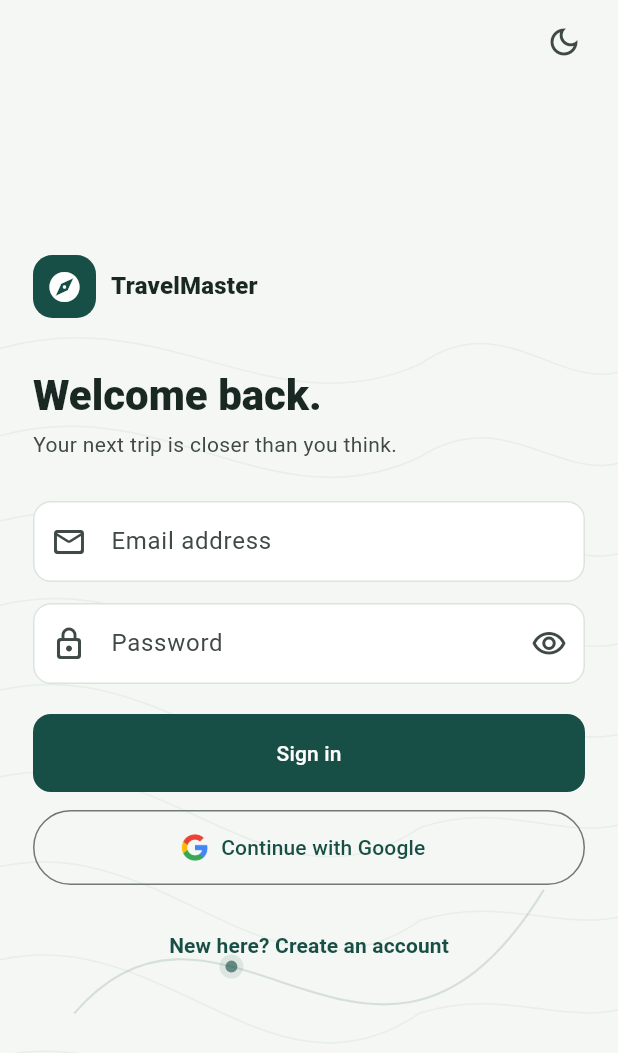
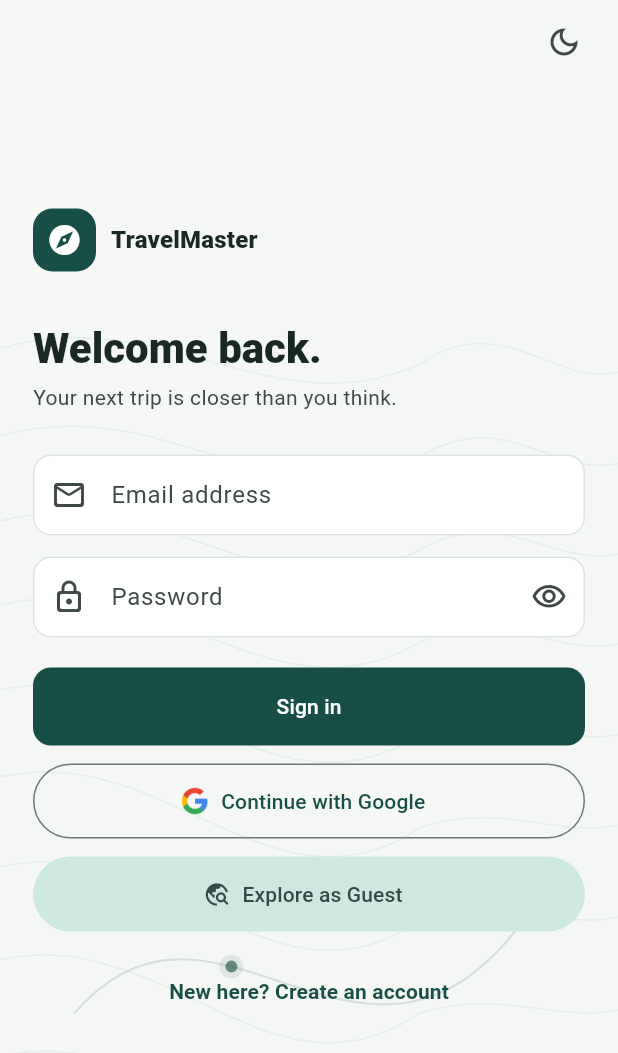
Before and after one commit to parva-1603/TravelMaster, a Flutter app: the screen it shows after launch, on a phone screen of 412 x 824 dp. Shown: the top 1053 px of the screen. Run offline on Flutter 3.47's test engine with Material 3 defaults, Android fonts, the phone set to English and light mode, and no system bars; drawn by our look-alikes of flutter_animate; our stand-ins replace firebase_auth, firebase_core, flutter_map, google_fonts, google_generative_ai, google_sign_in and 2 more; accounts and stored records are empty.

Commit message:
Fix AI travel assistant with multi-model fallback and add guest exploration mode

```diff
--- a/frontend/lib/main.dart
+++ b/frontend/lib/main.dart
@@ -18,10 +18,13 @@
       options: DefaultFirebaseOptions.currentPlatform,
     );
 
-    await Supabase.initialize(
-      url: 'YOUR_SUPABASE_URL',
-      anonKey: 'YOUR_SUPABASE_ANON_KEY',
-    );
+    const supabaseUrl = 'YOUR_SUPABASE_URL';
+    if (!supabaseUrl.startsWith('YOUR_')) {
+      await Supabase.initialize(
+        url: supabaseUrl,
+        anonKey: 'YOUR_SUPABASE_ANON_KEY',
+      );
+    }
   } catch (e) {
     debugPrint("Init failed: $e");
   }
@@ -53,6 +56,17 @@
     });
   }
 
+  Widget _getInitialScreen() {
+    try {
+      if (Firebase.apps.isNotEmpty && FirebaseAuth.instance.currentUser != null) {
+        return HomeScreen(onThemeToggle: _toggleTheme);
+      }
+    } catch (e) {
+      debugPrint("Auth check error: $e");
+    }
+    return LoginScreen(onThemeToggle: _toggleTheme);
+  }
+
   @override
   Widget build(BuildContext context) {
     return MaterialApp(
@@ -61,9 +75,7 @@
       theme: AppTheme.lightTheme,
       darkTheme: AppTheme.darkTheme,
       themeMode: _themeMode,
-      home: FirebaseAuth.instance.currentUser == null
-          ? LoginScreen(onThemeToggle: _toggleTheme)
-          : HomeScreen(onThemeToggle: _toggleTheme),
+      home: _getInitialScreen(),
     );
   }
 }
--- a/frontend/lib/screens/login_screen.dart
+++ b/frontend/lib/screens/login_screen.dart
@@ -335,6 +335,24 @@
             label: const Text('Continue with Google'),
           ),
         ),
+        const SizedBox(height: 12),
+        SizedBox(
+          width: double.infinity,
+          height: 50,
+          child: FilledButton.tonalIcon(
+            onPressed: () {
+              Navigator.pushReplacement(
+                context,
+                MaterialPageRoute(
+                  builder: (_) =>
+                      HomeScreen(onThemeToggle: widget.onThemeToggle),
+                ),
+              );
+            },
+            icon: const Icon(Icons.travel_explore_rounded),
+            label: const Text('Explore as Guest'),
+          ),
+        ),
         const SizedBox(height: 16),
         Center(
           child: TextButton(
```
Also changed, not shown: frontend/lib/screens/chat_screen.dart (+65 -30 lines), 2 other files.
